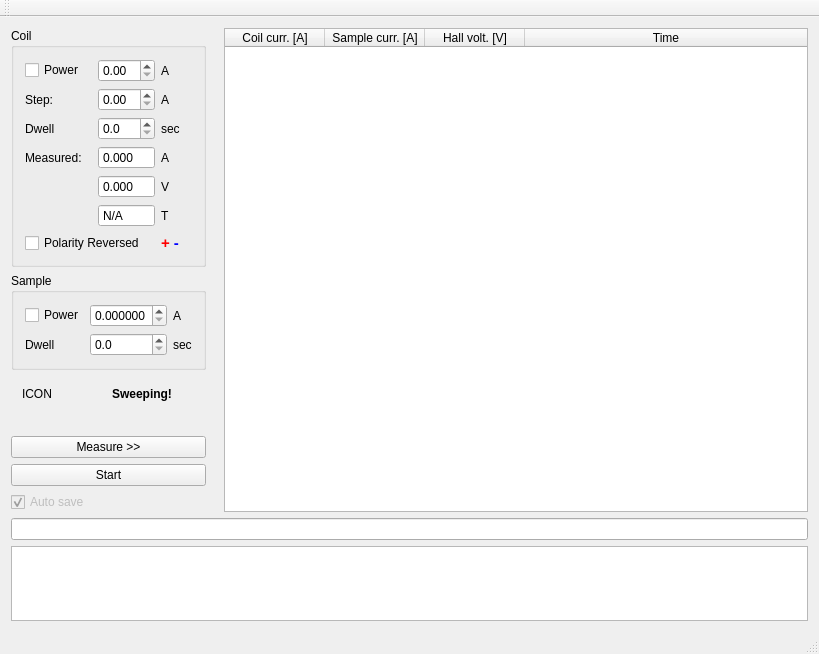
The window that src/mainwindow.ui (mBr001/hall) describes before a commit, drawn with Qt 5.
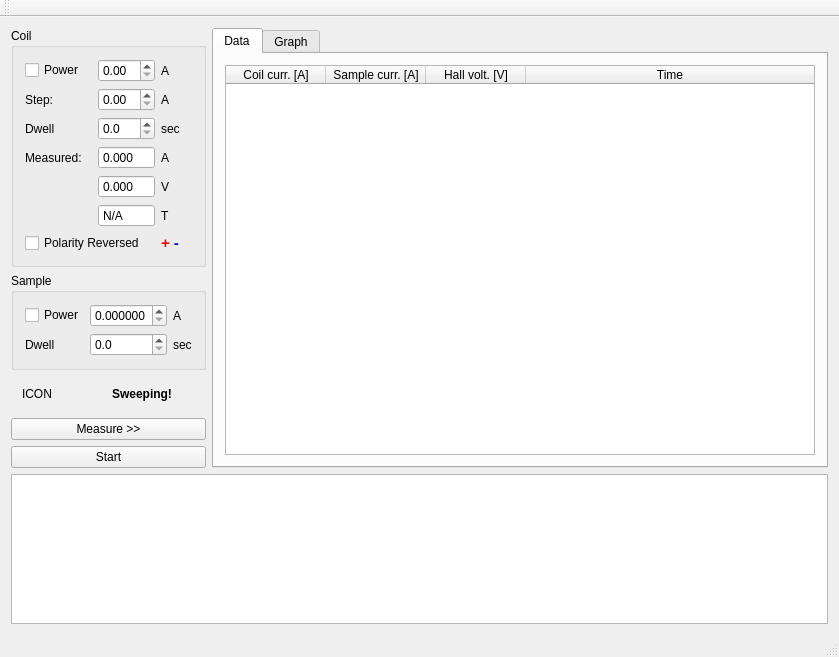
The same window after the commit. Custom widgets are drawn as their Qt base class.

Commit message: Add basic support for graph with QWt

```diff
--- a/src/mainwindow.ui
+++ b/src/mainwindow.ui
@@ -6,8 +6,8 @@
    <rect>
     <x>0</x>
     <y>0</y>
-    <width>819</width>
-    <height>654</height>
+    <width>839</width>
+    <height>657</height>
    </rect>
   </property>
   <property name="windowTitle">
@@ -15,7 +15,11 @@
   </property>
   <widget class="QWidget" name="centralWidget">
    <layout class="QGridLayout" name="gridLayout_2">
-    <item row="0" column="0" rowspan="2">
+    <item row="0" column="0">
+     <layout class="QHBoxLayout" name="horizontalLayout">
+      <item>
+       <layout class="QVBoxLayout" name="verticalLayout">
+        <item>
      <widget class="QGroupBox" name="coilGroupBox">
       <property name="title">
        <string>Coil</string>
@@ -196,47 +200,7 @@
       </layout>
      </widget>
     </item>
-    <item row="0" column="3" rowspan="10">
-     <widget class="QTableWidget" name="dataTableWidget">
-      <attribute name="horizontalHeaderStretchLastSection">
-       <bool>true</bool>
-      </attribute>
-      <column>
-       <property name="text">
-        <string>Coil curr. [A]</string>
-       </property>
-      </column>
-      <column>
-       <property name="text">
-        <string>Sample curr. [A]</string>
-       </property>
-      </column>
-      <column>
-       <property name="text">
-        <string>Hall volt. [V]</string>
-       </property>
-      </column>
-      <column>
-       <property name="text">
-        <string>Time</string>
-       </property>
-      </column>
-     </widget>
-    </item>
-    <item row="4" column="0" rowspan="3">
-     <spacer name="verticalSpacer">
-      <property name="orientation">
-       <enum>Qt::Vertical</enum>
-      </property>
-      <property name="sizeHint" stdset="0">
-       <size>
-        <width>20</width>
-        <height>40</height>
-       </size>
-      </property>
-     </spacer>
-    </item>
-    <item row="2" column="0">
+        <item>
      <widget class="QGroupBox" name="sampleGroupBox">
       <property name="title">
        <string>Sample</string>
@@ -296,50 +260,7 @@
       </layout>
      </widget>
     </item>
-    <item row="11" column="0" colspan="4">
-     <widget class="QLineEdit" name="lineEdit">
-      <property name="readOnly">
-       <bool>true</bool>
-      </property>
-     </widget>
-    </item>
-    <item row="9" column="0">
-     <widget class="QCheckBox" name="autoSaveCheckBox">
-      <property name="enabled">
-       <bool>false</bool>
-      </property>
-      <property name="text">
-       <string>Auto save</string>
-      </property>
-      <property name="checked">
-       <bool>true</bool>
-      </property>
-     </widget>
-    </item>
-    <item row="12" column="0" colspan="4">
-     <widget class="QPlainTextEdit" name="plainTextEdit"/>
-    </item>
-    <item row="7" column="0">
-     <widget class="QPushButton" name="measurePushButton">
-      <property name="toolTip">
-       <string>Take snapshot of current measured values.</string>
-      </property>
-      <property name="text">
-       <string>Measure &gt;&gt;</string>
-      </property>
-     </widget>
-    </item>
-    <item row="8" column="0">
-     <widget class="QPushButton" name="startPushButton">
-      <property name="toolTip">
-       <string>Start fully automatized measurement.</string>
-      </property>
-      <property name="text">
-       <string>Start</string>
-      </property>
-     </widget>
-    </item>
-    <item row="3" column="0">
+        <item>
      <widget class="QWidget" name="sweepingWidget" native="true">
       <layout class="QGridLayout" name="gridLayout_4">
        <item row="0" column="1">
@@ -365,6 +286,97 @@
       </layout>
      </widget>
     </item>
+        <item>
+         <spacer name="verticalSpacer">
+          <property name="orientation">
+           <enum>Qt::Vertical</enum>
+          </property>
+          <property name="sizeHint" stdset="0">
+           <size>
+            <width>20</width>
+            <height>40</height>
+           </size>
+          </property>
+         </spacer>
+        </item>
+        <item>
+         <widget class="QPushButton" name="measurePushButton">
+          <property name="toolTip">
+           <string>Take snapshot of current measured values.</string>
+          </property>
+          <property name="text">
+           <string>Measure &gt;&gt;</string>
+          </property>
+         </widget>
+        </item>
+        <item>
+         <widget class="QPushButton" name="startPushButton">
+          <property name="toolTip">
+           <string>Start fully automatized measurement.</string>
+          </property>
+          <property name="text">
+           <string>Start</string>
+          </property>
+         </widget>
+        </item>
+       </layout>
+      </item>
+      <item>
+       <widget class="QTabWidget" name="tabWidget">
+        <property name="currentIndex">
+         <number>0</number>
+        </property>
+        <widget class="QWidget" name="tab">
+         <attribute name="title">
+          <string>Data</string>
+         </attribute>
+         <layout class="QGridLayout" name="gridLayout_5">
+          <item row="0" column="0">
+           <widget class="QTableWidget" name="dataTableWidget">
+            <attribute name="horizontalHeaderStretchLastSection">
+             <bool>true</bool>
+            </attribute>
+            <column>
+             <property name="text">
+              <string>Coil curr. [A]</string>
+             </property>
+            </column>
+            <column>
+             <property name="text">
+              <string>Sample curr. [A]</string>
+             </property>
+            </column>
+            <column>
+             <property name="text">
+              <string>Hall volt. [V]</string>
+             </property>
+            </column>
+            <column>
+             <property name="text">
+              <string>Time</string>
+             </property>
+            </column>
+           </widget>
+          </item>
+         </layout>
+        </widget>
+        <widget class="QWidget" name="tab_2">
+         <attribute name="title">
+          <string>Graph</string>
+         </attribute>
+         <layout class="QGridLayout" name="gridLayout_6">
+          <item row="0" column="0">
+           <widget class="QwtPlot" name="qwtPlot"/>
+          </item>
+         </layout>
+        </widget>
+       </widget>
+      </item>
+     </layout>
+    </item>
+    <item row="1" column="0">
+     <widget class="QPlainTextEdit" name="plainTextEdit"/>
+    </item>
    </layout>
   </widget>
   <widget class="QToolBar" name="mainToolBar">
@@ -378,6 +390,13 @@
   <widget class="QStatusBar" name="statusBar"/>
  </widget>
  <layoutdefault spacing="6" margin="11"/>
+ <customwidgets>
+  <customwidget>
+   <class>QwtPlot</class>
+   <extends>QFrame</extends>
+   <header>qwt_plot.h</header>
+  </customwidget>
+ </customwidgets>
  <resources/>
  <connections/>
 </ui>
```
Lines whose indentation alone changed are shown as unchanged. The commit also changes 1 other file.
